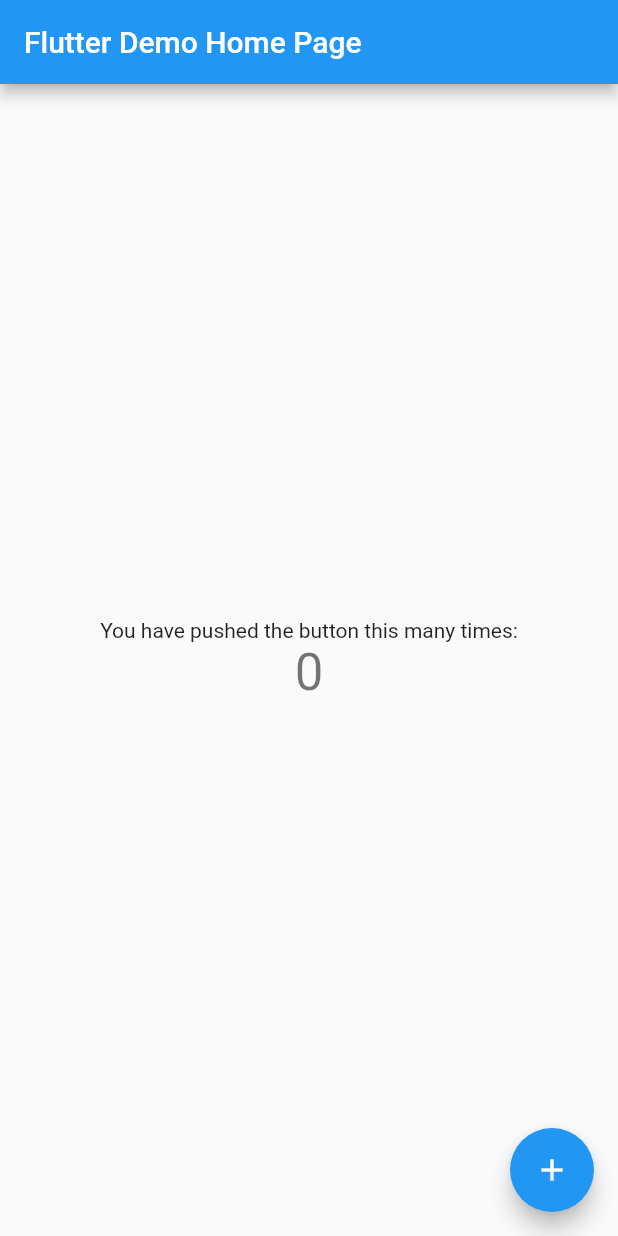
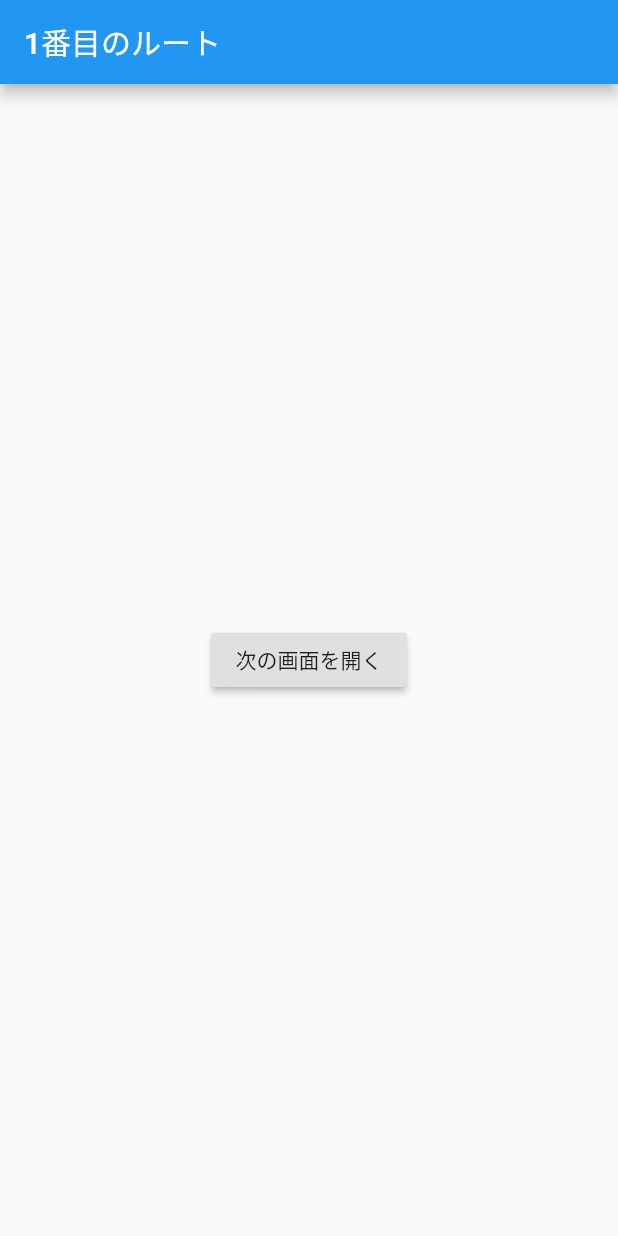
Before and after one commit to yasugahira0810/mynavi_flutter, a Flutter app: the screen it shows after launch, on a phone screen of 412 x 824 dp. Run offline on Flutter 3.47's test engine with Material 2 defaults, Android fonts, the phone set to English and light mode, and no system bars.

Commit message:
Implement till 3.3.1.5

```diff
--- a/ch3_3_1/lib/main.dart
+++ b/ch3_3_1/lib/main.dart
@@ -1,111 +1,45 @@
 import 'package:flutter/material.dart';
 
-void main() => runApp(MyApp());
+void main() => runApp(MaterialApp(
+  title: 'Navigation',
+  home: FirstScreen(),
+));
 
-class MyApp extends StatelessWidget {
-  // This widget is the root of your application.
+class FirstScreen extends StatelessWidget {
+
   @override
-  Widget build(BuildContext context) {
-    return MaterialApp(
-      title: 'Flutter Demo',
-      theme: ThemeData(
-        // This is the theme of your application.
-        //
-        // Try running your application with "flutter run". You'll see the
-        // application has a blue toolbar. Then, without quitting the app, try
-        // changing the primarySwatch below to Colors.green and then invoke
-        // "hot reload" (press "r" in the console where you ran "flutter run",
-        // or simply save your changes to "hot reload" in a Flutter IDE).
-        // Notice that the counter didn't reset back to zero; the application
-        // is not restarted.
-        primarySwatch: Colors.blue,
+  Widget build(BuildContext context) => Scaffold(
+    appBar: AppBar(
+      title: Text('1番目のルート'),
     ),
-      home: MyHomePage(title: 'Flutter Demo Home Page'),
+    body: Center(
+      child: RaisedButton(
+        child: Text('次の画面を開く'),
+        onPressed: () {
+          // SecondScreenへ遷移する処理
+          Navigator.push(
+            context,
+            MaterialPageRoute(builder: (context) => SecondScreen())
+          );
+        },
+      ),
+    ),
   );
 }
-}
 
-class MyHomePage extends StatefulWidget {
-  MyHomePage({Key key, this.title}) : super(key: key);
-
-  // This widget is the home page of your application. It is stateful, meaning
-  // that it has a State object (defined below) that contains fields that affect
-  // how it looks.
-
-  // This class is the configuration for the state. It holds the values (in this
-  // case the title) provided by the parent (in this case the App widget) and
-  // used by the build method of the State. Fields in a Widget subclass are
-  // always marked "final".
-
-  final String title;
-
+class SecondScreen extends StatelessWidget {
   @override
-  _MyHomePageState createState() => _MyHomePageState();
-}
-
-class _MyHomePageState extends State<MyHomePage> {
-  int _counter = 0;
-
-  void _incrementCounter() {
-    setState(() {
-      // This call to setState tells the Flutter framework that something has
-      // changed in this State, which causes it to rerun the build method below
-      // so that the display can reflect the updated values. If we changed
-      // _counter without calling setState(), then the build method would not be
-      // called again, and so nothing would appear to happen.
-      _counter++;
-    });
-  }
-
-  @override
-  Widget build(BuildContext context) {
-    // This method is rerun every time setState is called, for instance as done
-    // by the _incrementCounter method above.
-    //
-    // The Flutter framework has been optimized to make rerunning build methods
-    // fast, so that you can just rebuild anything that needs updating rather
-    // than having to individually change instances of widgets.
-    return Scaffold(
+  Widget build(BuildContext context) => Scaffold(
     appBar: AppBar(
-        // Here we take the value from the MyHomePage object that was created by
-        // the App.build method, and use it to set our appbar title.
-        title: Text(widget.title),
+      title: Text('2番目のルート'),
     ),
     body: Center(
-        // Center is a layout widget. It takes a single child and positions it
-        // in the middle of the parent.
-        child: Column(
-          // Column is also a layout widget. It takes a list of children and
-          // arranges them vertically. By default, it sizes itself to fit its
-          // children horizontally, and tries to be as tall as its parent.
-          //
-          // Invoke "debug painting" (press "p" in the console, choose the
-          // "Toggle Debug Paint" action from the Flutter Inspector in Android
-          // Studio, or the "Toggle Debug Paint" command in Visual Studio Code)
-          // to see the wireframe for each widget.
-          //
-          // Column has various properties to control how it sizes itself and
-          // how it positions its children. Here we use mainAxisAlignment to
-          // center the children vertically; the main axis here is the vertical
-          // axis because Columns are vertical (the cross axis would be
-          // horizontal).
-          mainAxisAlignment: MainAxisAlignment.center,
-          children: <Widget>[
-            Text(
-              'You have pushed the button this many times:',
-            ),
-            Text(
-              '$_counter',
-              style: Theme.of(context).textTheme.display1,
-            ),
-          ],
+      child: RaisedButton(
+        onPressed: () {
+          Navigator.pop(context);
+        },
+        child: Text('戻る'),
       ),
     ),
-      floatingActionButton: FloatingActionButton(
-        onPressed: _incrementCounter,
-        tooltip: 'Increment',
-        child: Icon(Icons.add),
-      ), // This trailing comma makes auto-formatting nicer for build methods.
   );
 }
-}
```
Lines whose indentation alone changed are shown as unchanged.
